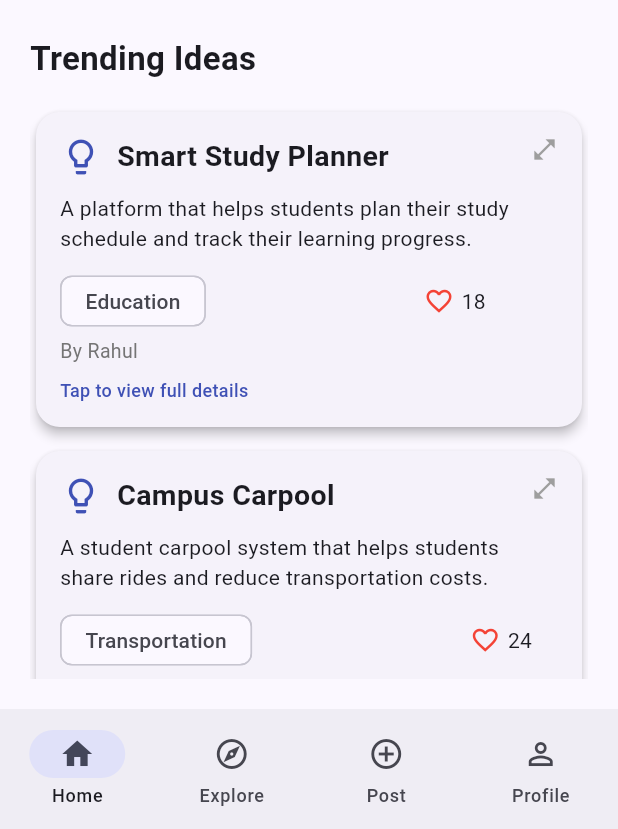
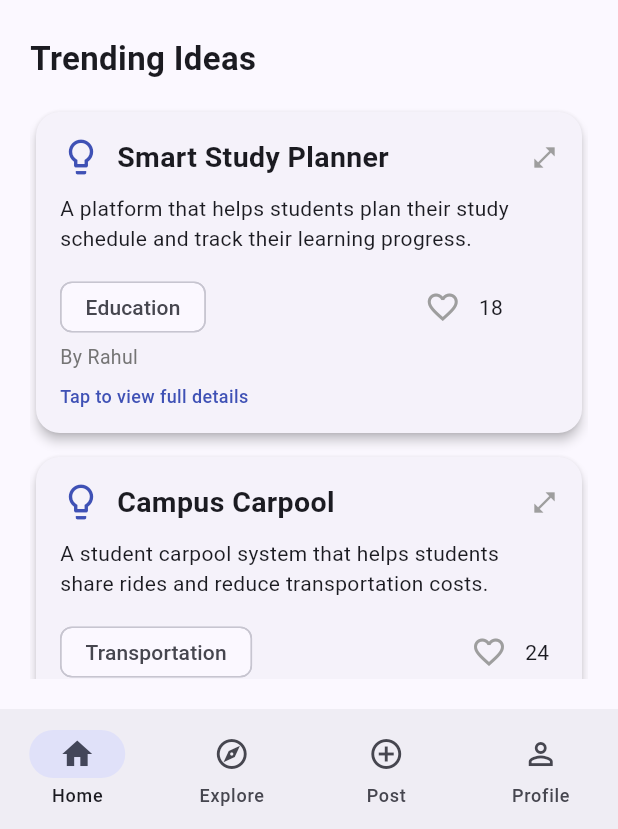
Before and after one commit to suvarshinigandham/ideabank, a Flutter app: the screen it shows after launch, on a phone screen of 412 x 824 dp, the part 407-1236 px from its top. Run offline on Flutter 3.47's test engine with Material 3 defaults, Android fonts, the phone set to English and light mode, and no system bars.

Commit message:
Add interactive like feature

```diff
--- a/lib/idea_card.dart
+++ b/lib/idea_card.dart
@@ -2,7 +2,7 @@
 import 'package:flutter/material.dart';
 import 'idea.dart';
 
-class IdeaCard extends StatelessWidget {
+class IdeaCard extends StatefulWidget {
   final Idea idea;
 
   const IdeaCard({
@@ -10,7 +10,36 @@ class IdeaCard extends StatelessWidget {
     required this.idea,
   });
 
-  void _showDetails(BuildContext context) {
+  @override
+  State<IdeaCard> createState() => _IdeaCardState();
+}
+
+class _IdeaCardState extends State<IdeaCard> {
+  late int currentLikes;
+  late bool isLiked;
+
+  @override
+  void initState() {
+    super.initState();
+    currentLikes = widget.idea.likes;
+    isLiked = widget.idea.liked;
+  }
+
+  void toggleLike() {
+    setState(() {
+      if (isLiked) {
+        currentLikes--;
+        isLiked = false;
+      } else {
+        currentLikes++;
+        isLiked = true;
+      }
+    });
+  }
+
+  void showDetails() {
+    final idea = widget.idea;
+
     showDialog(
       context: context,
       builder: (context) {
@@ -21,38 +50,23 @@ class IdeaCard extends StatelessWidget {
               mainAxisSize: MainAxisSize.min,
               crossAxisAlignment: CrossAxisAlignment.start,
               children: [
-                Text(
-                  idea.description,
-                  style: const TextStyle(fontSize: 15),
-                ),
+                Text(idea.description),
                 const SizedBox(height: 16),
                 Chip(
-                  avatar: const Icon(
-                    Icons.category,
-                    size: 18,
-                  ),
+                  avatar: const Icon(Icons.category, size: 18),
                   label: Text(idea.category),
                 ),
                 const SizedBox(height: 8),
-                Row(
-                  children: [
-                    const Icon(Icons.person_outline, size: 20),
-                    const SizedBox(width: 8),
-                    Expanded(
-                      child: Text('Created by ${idea.author}'),
-                    ),
-                  ],
-                ),
-                const SizedBox(height: 12),
+                Text('Created by ${idea.author}'),
+                const SizedBox(height: 8),
                 Row(
                   children: [
                     const Icon(
                       Icons.favorite,
                       color: Colors.red,
-                      size: 20,
                     ),
                     const SizedBox(width: 8),
-                    Text('${idea.likes} likes'),
+                    Text('$currentLikes likes'),
                   ],
                 ),
               ],
@@ -71,6 +85,8 @@ class IdeaCard extends StatelessWidget {
 
   @override
   Widget build(BuildContext context) {
+    final idea = widget.idea;
+
     return Card(
       margin: const EdgeInsets.symmetric(
         horizontal: 4,
@@ -80,16 +96,14 @@ class IdeaCard extends StatelessWidget {
       shape: RoundedRectangleBorder(
         borderRadius: BorderRadius.circular(16),
       ),
-      child: InkWell(
-        borderRadius: BorderRadius.circular(16),
-        onTap: () => _showDetails(context),
       child: Padding(
         padding: const EdgeInsets.all(16),
         child: Column(
           crossAxisAlignment: CrossAxisAlignment.start,
           children: [
-              Row(
-                crossAxisAlignment: CrossAxisAlignment.start,
+            InkWell(
+              onTap: showDetails,
+              child: Row(
                 children: [
                   const Icon(
                     Icons.lightbulb_outline,
@@ -113,12 +127,12 @@ class IdeaCard extends StatelessWidget {
                   ),
                 ],
               ),
+            ),
             const SizedBox(height: 10),
             Text(
               idea.description,
               maxLines: 3,
               overflow: TextOverflow.ellipsis,
-                style: const TextStyle(fontSize: 14),
             ),
             const SizedBox(height: 12),
             Row(
@@ -130,16 +144,17 @@ class IdeaCard extends StatelessWidget {
                   ),
                 ),
                 const Spacer(),
-                  const Icon(
-                    Icons.favorite_border,
-                    color: Colors.red,
-                    size: 20,
+                IconButton(
+                  tooltip: isLiked ? 'Unlike idea' : 'Like idea',
+                  onPressed: toggleLike,
+                  icon: Icon(
+                    isLiked ? Icons.favorite : Icons.favorite_border,
+                    color: isLiked ? Colors.red : Colors.grey,
                   ),
-                  const SizedBox(width: 5),
-                  Text('${idea.likes}'),
+                ),
+                Text('$currentLikes'),
               ],
             ),
-              const SizedBox(height: 4),
             Text(
               'By ${idea.author}',
               style: TextStyle(
@@ -148,18 +163,20 @@ class IdeaCard extends StatelessWidget {
               ),
             ),
             const SizedBox(height: 8),
-              const Text(
+            InkWell(
+              onTap: showDetails,
+              child: const Text(
                 'Tap to view full details',
                 style: TextStyle(
+                  color: Colors.indigo,
                   fontSize: 12,
-                  color: Colors.indigo,
                   fontWeight: FontWeight.w500,
+                ),
               ),
             ),
           ],
         ),
       ),
-      ),
     );
   }
 }
```
Also changed, not shown: 1 other file. Lines whose indentation alone changed are shown as unchanged.
